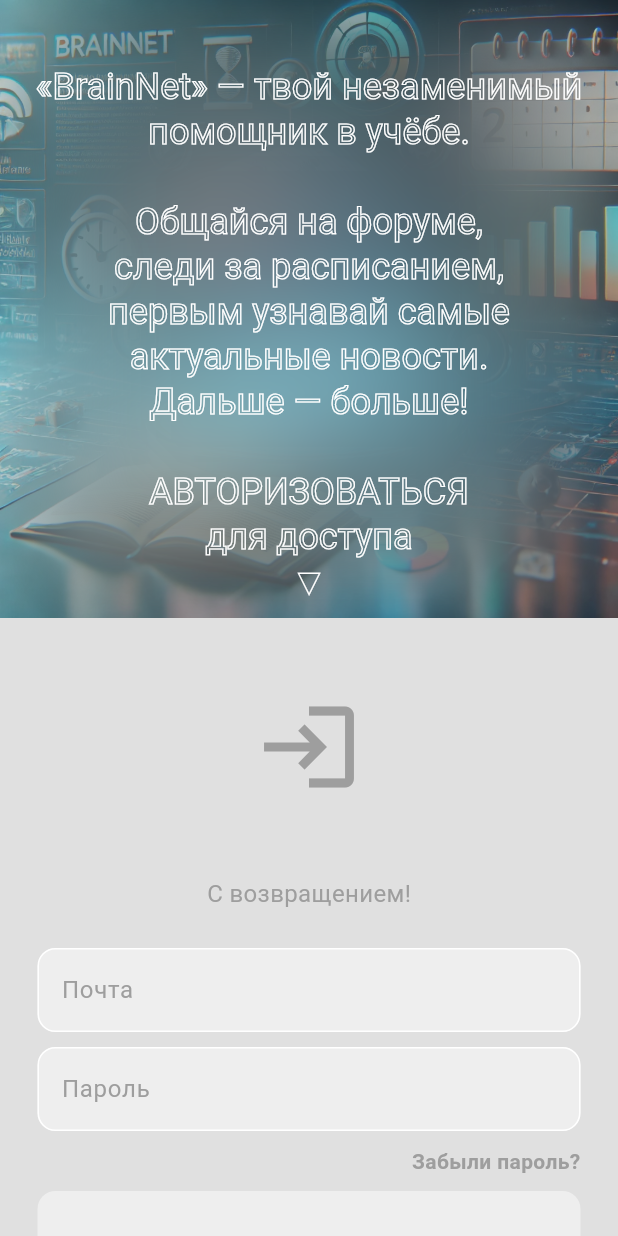
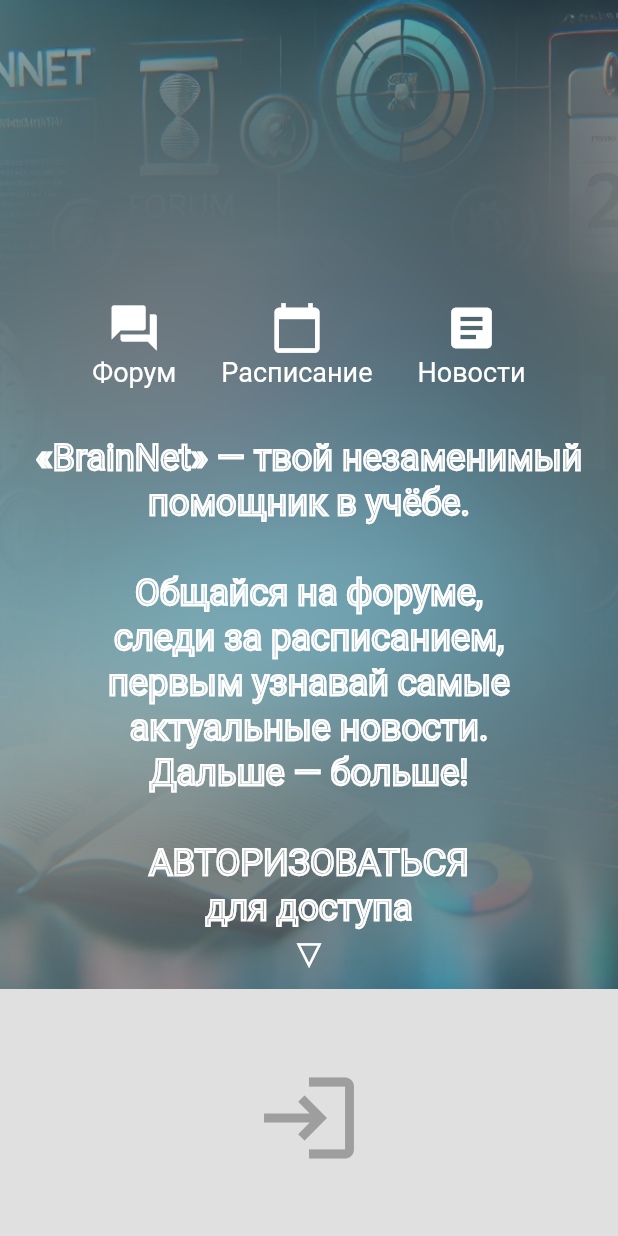
Before and after one commit to se0v/netbrains, a Flutter app: the screen it shows after launch, on a phone screen of 412 x 824 dp. Run offline on Flutter 3.47's test engine with Material 3 defaults, Android fonts, the phone set to English and light mode, and no system bars; our stand-ins replace cloud_firestore, firebase_auth, firebase_core, shared_preferences, table_calendar; accounts and stored records are empty.

Commit message:
prelease (fixed bugs)

```diff
--- a/lib/pages/home_page.dart
+++ b/lib/pages/home_page.dart
@@ -90,7 +90,7 @@
 
         // post list is empty
         const Center(
-            child: CircularProgressIndicator(),
+            child: Text("Секундочку.."),
           )
         :
         // post list is NOT empty
--- a/lib/pages/login_page.dart
+++ b/lib/pages/login_page.dart
@@ -56,8 +56,8 @@
             SliverAppBar(
               pinned: true,
               floating: true,
-              snap: true,
-              expandedHeight: MediaQuery.of(context).size.height / 2,
+              snap: false,
+              expandedHeight: 4 * (MediaQuery.of(context).size.height) / 5,
               flexibleSpace: FlexibleSpaceBar(
                 background: Image.asset(
                   'assets/blurr.jpg',
@@ -66,19 +66,60 @@
                 centerTitle: true,
                 titlePadding:
                     const EdgeInsets.symmetric(horizontal: 20, vertical: 10),
-                title: Text(
+                title: SingleChildScrollView(
+                  child: Column(
+                    children: [
+                      // Иконки перед текстом
+                      const Row(
+                        mainAxisAlignment: MainAxisAlignment.center,
+                        children: [
+                          Column(
+                            children: [
+                              Icon(Icons.forum, color: Colors.white),
+                              Text('Форум',
+                                  style: TextStyle(
+                                      color: Colors.white, fontSize: 12)),
+                            ],
+                          ),
+                          SizedBox(width: 20), // Отступ между иконками
+                          Column(
+                            children: [
+                              Icon(Icons.calendar_today, color: Colors.white),
+                              Text('Расписание',
+                                  style: TextStyle(
+                                      color: Colors.white, fontSize: 12)),
+                            ],
+                          ),
+                          SizedBox(width: 20), // Отступ между иконками
+                          Column(
+                            children: [
+                              Icon(Icons.article, color: Colors.white),
+                              Text('Новости',
+                                  style: TextStyle(
+                                      color: Colors.white, fontSize: 12)),
+                            ],
+                          ),
+                        ],
+                      ),
+                      const SizedBox(
+                          height: 20), // Отступ между иконками и текстом
+                      Text(
                         "«BrainNet» — твой незаменимый помощник в учёбе.\n\nОбщайся на форуме, \nследи за расписанием, \nпервым узнавай самые актуальные новости. \nДальше — больше!\n\nАВТОРИЗОВАТЬСЯ\nдля доступа\n▼",
                         textAlign: TextAlign.center,
                         style: TextStyle(
                           fontSize: 16,
                           foreground: Paint()
                             ..style = PaintingStyle.stroke
-                      ..strokeWidth = 1 / 2 // Толщина обводки
+                            ..strokeWidth = 1 // Толщина обводки
                             ..color = Colors.white, // Цвет обводки
+                        ),
+                      ),
+                    ],
                   ),
                 ),
               ),
             ),
+
             SliverToBoxAdapter(
               child: Padding(
                 padding: const EdgeInsets.symmetric(horizontal: 25.0),
@@ -125,21 +166,7 @@
                           obscureText: true,
                         ),
                         const SizedBox(
-                          height: 10,
-                        ),
-                        // forgot password
-                        Align(
-                          alignment: Alignment.centerRight,
-                          child: Text(
-                            "Забыли пароль?",
-                            style: TextStyle(
-                              color: Theme.of(context).colorScheme.primary,
-                              fontWeight: FontWeight.bold,
-                            ),
-                          ),
-                        ),
-                        const SizedBox(
-                          height: 10,
+                          height: 20,
                         ),
                         // sign in button
                         MyButton(
```
Also changed, not shown: lib/components/my_comment_tile.dart (+2 -24 lines), lib/components/my_drawer.dart (+27 -12 lines), lib/components/my_post_tile.dart (+2 -24 lines), lib/pages/news_page.dart (+1 -1 lines). Lines whose indentation alone changed are shown as unchanged.
